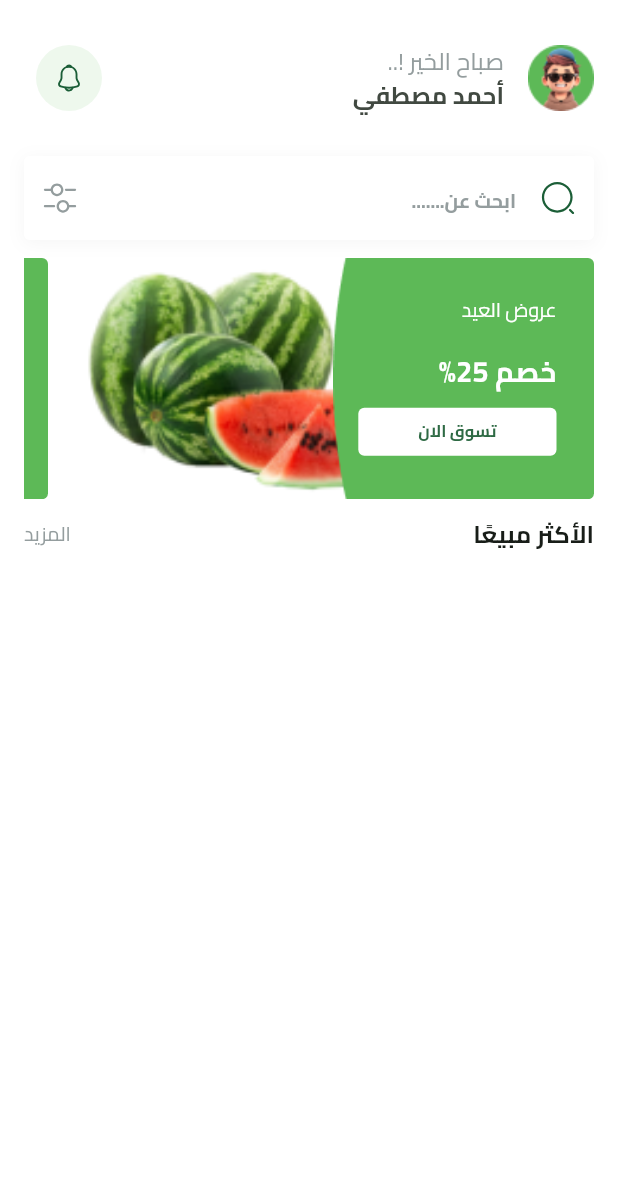
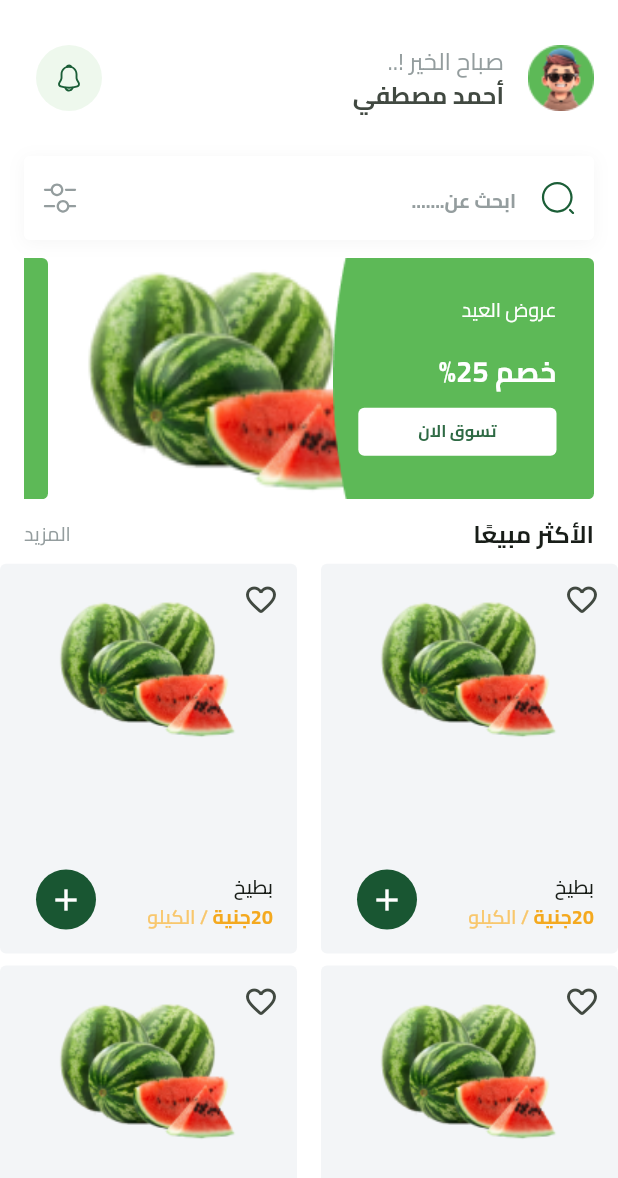
Before and after one commit to walidhussein20/FruitHub, a Flutter app: the HomeViewBody widget shown alone on an empty page, opened directly, on a phone screen of 412 x 824 dp. Shown: the top 1178 px of the screen. Run offline on Flutter 3.47's test engine with Material 3 defaults, Android fonts, the phone set to English and light mode, and no system bars; our stand-ins replace bloc, cloud_firestore, dartz, dots_indicator, firebase_auth, firebase_core and 6 more; missing offline and left inert: flutter_facebook_auth; accounts and stored records are empty; network calls fail.

Commit message:
Create Sliver Gride Fruit items

```diff
--- a/lib/core/utils/app_colors.dart
+++ b/lib/core/utils/app_colors.dart
@@ -4,4 +4,5 @@ abstract class AppColors {
   static const Color primaryColor = Color(0xff195632);
   static const Color lightPrimaryColor = Color(0xff2D9F5D);
   static const Color secondaryColor = Color(0xffF4A91F);
+  static const Color lightSecondaryColor = Color(0xffF8C76D);
 }
--- /dev/null
+++ b/lib/core/widgets/fruit_item.dart
@@ -0,0 +1,69 @@
+import 'package:flutter/material.dart';
+import 'package:fruites_e_commerce/core/utils/app_colors.dart';
+import 'package:fruites_e_commerce/core/utils/app_images.dart';
+import 'package:fruites_e_commerce/core/utils/app_text_styles.dart';
+
+class FruitItem extends StatelessWidget {
+  const FruitItem({super.key});
+
+  @override
+  Widget build(BuildContext context) {
+    return Container(
+      decoration: BoxDecoration(
+        color: Color(0xffF3F5F7),
+        borderRadius: BorderRadius.circular(4),
+      ),
+      child: Stack(
+        children: [
+          IconButton(
+            onPressed: () {},
+            icon: Icon(Icons.favorite_border_rounded),
+          ),
+          Positioned.fill(
+            child: Column(
+              children: [
+                SizedBox(
+                  height: 20,
+                ),
+                Image.asset(Assets.imagesTest),
+                Spacer(),
+                ListTile(
+                  title: Text(
+                    'بطيخ',
+                    style: TextStyles.semiBold13,
+                  ),
+                  subtitle: Row(
+                    children: [
+                      Text(
+                        '20جنية',
+                        style: TextStyles.bold13.copyWith(
+                          color: AppColors.secondaryColor,
+                        ),
+                      ),
+                      Text(
+                        ' / الكيلو',
+                        style: TextStyles.semiBold13.copyWith(
+                          color: AppColors.lightSecondaryColor,
+                        ),
+                      ),
+                    ],
+                  ),
+                  trailing: CircleAvatar(
+                    backgroundColor: AppColors.primaryColor,
+                    child: IconButton(
+                      onPressed: () {},
+                      icon: Icon(
+                        Icons.add,
+                        color: Colors.white,
+                      ),
+                    ),
+                  ),
+                ),
+              ],
+            ),
+          ),
+        ],
+      ),
+    );
+  }
+}
--- /dev/null
+++ b/lib/features/home/presentation/views/widgets/best_seller_gride_view.dart
@@ -0,0 +1,22 @@
+import 'package:flutter/material.dart';
+import 'package:fruites_e_commerce/core/widgets/fruit_item.dart';
+
+class BestSellerGrideView extends StatelessWidget {
+  const BestSellerGrideView({super.key});
+
+  @override
+  Widget build(BuildContext context) {
+    return SliverGrid.builder(
+      itemCount: 8,
+      gridDelegate: SliverGridDelegateWithFixedCrossAxisCount(
+        crossAxisCount: 2,
+        childAspectRatio: 163 / 214,
+        crossAxisSpacing: 16,
+        mainAxisSpacing: 8,
+      ),
+      itemBuilder: (context, index) {
+        return FruitItem();
+      },
+    );
+  }
+}
--- a/lib/features/home/presentation/views/widgets/home_view_body.dart
+++ b/lib/features/home/presentation/views/widgets/home_view_body.dart
@@ -1,11 +1,15 @@
 import 'package:flutter/material.dart';
+import 'package:flutter_svg/svg.dart';
+import 'package:fruites_e_commerce/core/utils/app_colors.dart';
+import 'package:fruites_e_commerce/core/utils/app_images.dart';
 import 'package:fruites_e_commerce/core/utils/app_text_styles.dart';
 import 'package:fruites_e_commerce/core/widgets/custom_search_text_field.dart';
+import 'package:fruites_e_commerce/core/widgets/fruit_item.dart';
+import 'package:fruites_e_commerce/features/home/presentation/views/widgets/best_seller_gride_view.dart';
 import 'package:fruites_e_commerce/features/home/presentation/views/widgets/best_seller_header.dart';
-
 import 'package:fruites_e_commerce/features/home/presentation/views/widgets/custom_home_app_bar.dart';
-import 'package:fruites_e_commerce/features/home/presentation/views/widgets/featured_item.dart';
 import 'package:fruites_e_commerce/features/home/presentation/views/widgets/featured_list.dart';
+import 'package:fruites_e_commerce/main.dart';
 
 class HomeViewBody extends StatelessWidget {
   const HomeViewBody({super.key});
@@ -39,7 +43,8 @@ class HomeViewBody extends StatelessWidget {
               ],
             ),
           ),
-        )
+        ),
+        BestSellerGrideView()
       ],
     );
   }
```
